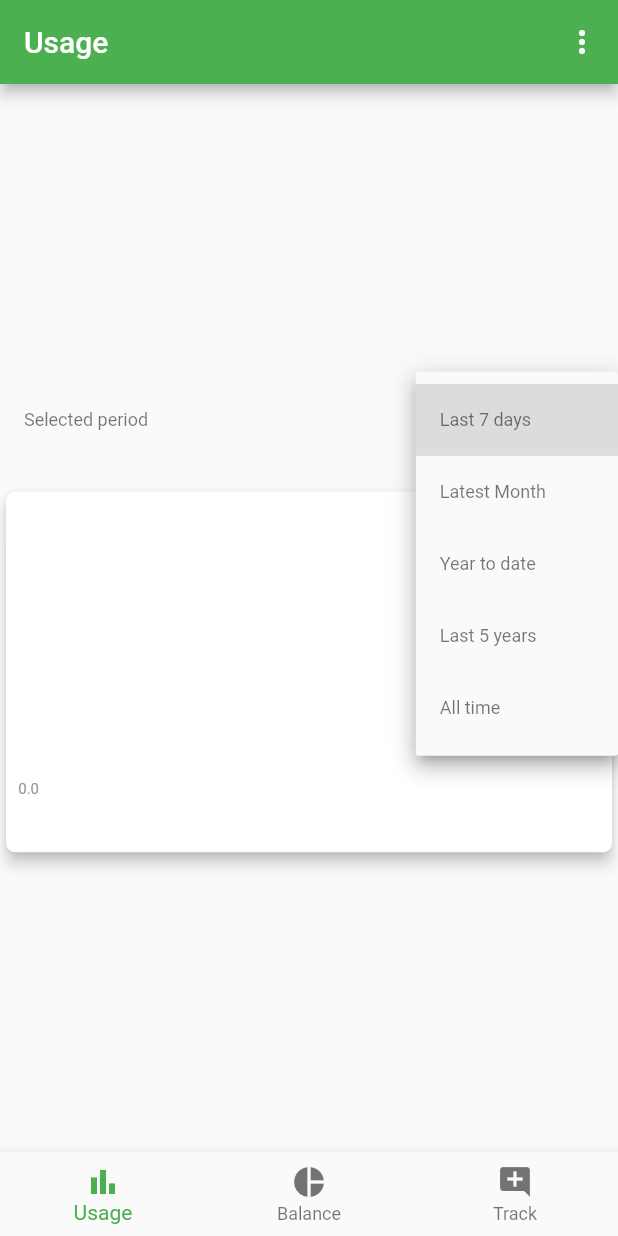
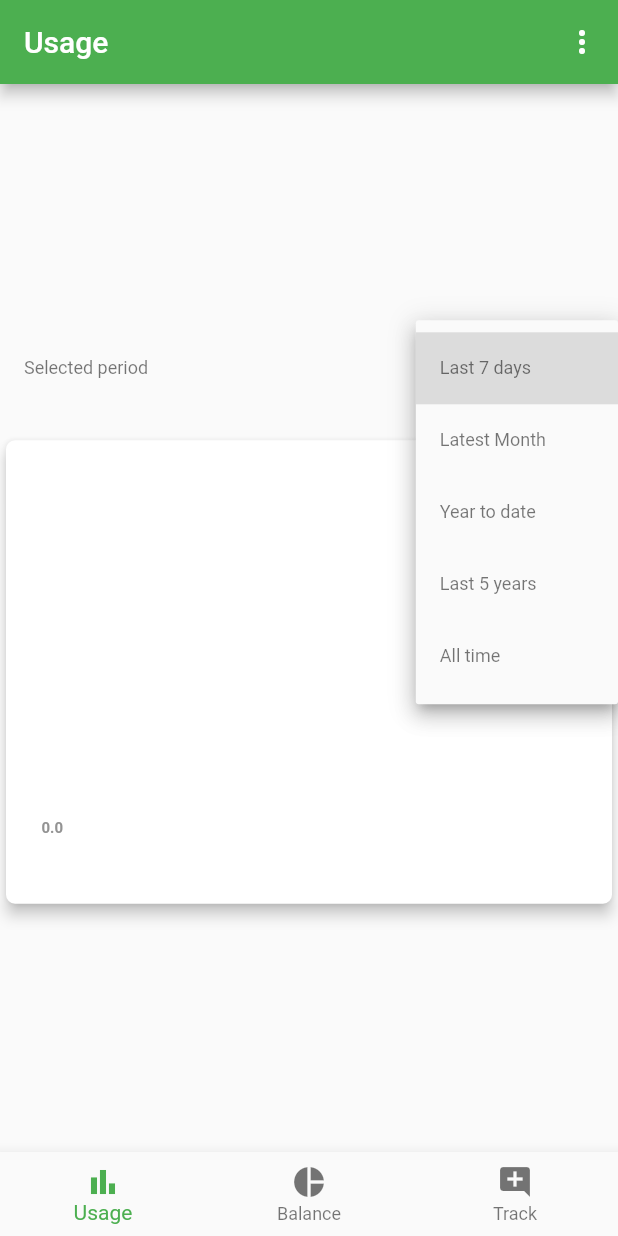
Before and after one commit to peculiaxyz/wasser, a Flutter app: the screen it shows after launch, after a tap on "Last 7 days", on a phone screen of 412 x 824 dp. Run offline on Flutter 3.47's test engine with Material 2 defaults, Android fonts, the phone set to English and light mode, and no system bars; drawn by our look-alikes of fl_chart; our stand-ins replace cloud_firestore, firebase_core, logger; accounts and stored records are empty.

Commit message:
use same chart container for all charts

```diff
--- a/lib/models/sample_period.model.dart
+++ b/lib/models/sample_period.model.dart
@@ -1,6 +1,7 @@
 import 'package:flutter/cupertino.dart';
 
 class SamplePeriodState with ChangeNotifier {
+  static const int DEFAULT_SAMPLE_SIZE = 7;
   static const PERIOD_LAST_7_DAYS = "Last 7 days";
   static const periods = const ["Last 7 days", "Latest Month", "Year to date", "Last 5 years", "All time"];
 
--- a/lib/screens/remaining_balance.screen.dart
+++ b/lib/screens/remaining_balance.screen.dart
@@ -4,6 +4,7 @@ import 'package:wasser/services/services_proxy.dart';
 import 'package:cloud_firestore/cloud_firestore.dart';
 import 'package:provider/provider.dart';
 import 'package:wasser/widgets/widgets.dart' show WasserLineChart;
+import 'package:wasser/shared/shared_proxy.dart' show Logging;
 
 class BalanceSummaryScreen extends StatefulWidget {
   final void Function(BuildContext context, int idx) navigator;
@@ -14,6 +15,7 @@ class BalanceSummaryScreen extends StatefulWidget {
 }
 
 class _BalanceSummaryScreenState extends State<BalanceSummaryScreen> {
+  var log = Logging.getLogger();
   String _samplePeriod = SamplePeriodState.periods[0];
   final _usageService = WaterUsageDataService();
   final _selectedPeriodTextStyle = TextStyle(fontSize: 12, color: Colors.black54);
@@ -38,8 +40,8 @@ class _BalanceSummaryScreenState extends State<BalanceSummaryScreen> {
       case SamplePeriodState.PERIOD_LAST_7_DAYS:
         return _usageService.getRecentUsageInfo(7);
       default:
-        print("Unsuported sample size");
-        break;
+        log.w("Unsuported sample size/period [$_samplePeriod]");
+        return _usageService.getRecentUsageInfo(SamplePeriodState.DEFAULT_SAMPLE_SIZE);
     }
   }
 
--- a/lib/screens/usage_summary.screen.dart
+++ b/lib/screens/usage_summary.screen.dart
@@ -6,6 +6,7 @@ import 'package:cloud_firestore/cloud_firestore.dart';
 import 'package:provider/provider.dart';
 import 'package:wasser/shared/shared_proxy.dart' show calculateWaterUsage;
 import 'package:wasser/widgets/widgets.dart';
+import 'package:wasser/shared/shared_proxy.dart' show Logging;
 
 class UsageSummaryScreen extends StatefulWidget {
   final void Function(BuildContext context, int idx) navigator;
@@ -16,6 +17,7 @@ class UsageSummaryScreen extends StatefulWidget {
 }
 
 class _UsageSummaryScreenState extends State<UsageSummaryScreen> {
+  var log = Logging.getLogger();
   String _samplePeriod = SamplePeriodState.periods[0];
   final _usageService = WaterUsageDataService();
   final _selectedPeriodTextStyle = TextStyle(fontSize: 12, color: Colors.black54);
@@ -41,8 +43,8 @@ class _UsageSummaryScreenState extends State<UsageSummaryScreen> {
       case SamplePeriodState.PERIOD_LAST_7_DAYS:
         return _usageService.getRecentUsageInfo(7);
       default:
-        print("Unsuported sample size");
-        break;
+        log.w("Unsuported sample size/period [$_samplePeriod]");
+        return _usageService.getRecentUsageInfo(SamplePeriodState.DEFAULT_SAMPLE_SIZE);
     }
   }
 
@@ -74,7 +76,7 @@ class _UsageSummaryScreenState extends State<UsageSummaryScreen> {
             builder: (BuildContext context, AsyncSnapshot<QuerySnapshot> snapshot) {
               if (!snapshot.hasData) return CircularProgressIndicator();
 
-              return BarChartSample4(
+              return WasserBarChart(
                 usageData: _mapToUsageModel(snapshot.data.docs),
               );
             },
--- a/lib/widgets/bar_chart.widget.dart
+++ b/lib/widgets/bar_chart.widget.dart
@@ -3,17 +3,18 @@ import 'package:flutter/material.dart';
 import 'package:intl/intl.dart';
 import 'package:provider/provider.dart';
 import 'package:wasser/models/models_proxy.dart';
+import 'package:wasser/widgets/widgets.dart';
 
-class BarChartSample4 extends StatefulWidget {
+class WasserBarChart extends StatefulWidget {
   final List<WaterUsage> usageData;
 
   @override
-  State<StatefulWidget> createState() => BarChartSample4State();
+  State<StatefulWidget> createState() => WasserBarChartState();
 
-  BarChartSample4({this.usageData});
+  WasserBarChart({this.usageData});
 }
 
-class BarChartSample4State extends State<BarChartSample4> {
+class WasserBarChartState extends State<WasserBarChart> {
   final Color dark = const Color(0xff3b8c75);
   final Color normal = const Color(0xff64caad);
   final Color light = const Color(0xff73e8c9);
@@ -46,15 +47,8 @@ class BarChartSample4State extends State<BarChartSample4> {
   Widget build(BuildContext context) {
     var chatTitle = context.watch<SamplePeriodState>().currentSamplePeriod;
 
-    return AspectRatio(
-      aspectRatio: 1.66,
-      child: Card(
-        elevation: 4,
-        shape: RoundedRectangleBorder(borderRadius: BorderRadius.circular(6)),
-        color: Colors.white,
-        child: Padding(
-          padding: const EdgeInsets.only(top: 16.0),
-          child: BarChart(
+    return WasserChartContainer(
+      chartWidget: BarChart(
         BarChartData(
           alignment: BarChartAlignment.center,
           barTouchData: BarTouchData(
@@ -64,24 +58,18 @@ class BarChartSample4State extends State<BarChartSample4> {
             show: true,
             bottomTitles: SideTitles(
               showTitles: true,
-                  getTextStyles: (value) => const TextStyle(color: Color(0xff939393), fontSize: 8),
+              getTextStyles: (value) => const TextStyle(color: Color(0xff939393), fontSize: 12),
               margin: 20,
-                  getTitles: (double value) {
-                    DateTime dt = xSeries[value.toInt()];
-                    return formatChatDate(dt);
-                  },
+              getTitles: getxAxisLabel,
             ),
             leftTitles: SideTitles(
-                  getTitles: (val) {
-                    if (val.toInt() % 150 != 0) return '';
-                    var value = val / 1000;
-                    return "$value";
-                  },
+              getTitles: getyAxisLabel,
               showTitles: true,
               getTextStyles: (value) => const TextStyle(
                   color: Color(
                     0xff939393,
                   ),
+                  fontWeight: FontWeight.bold,
                   fontSize: 10),
               margin: 0,
             ),
@@ -108,9 +96,18 @@ class BarChartSample4State extends State<BarChartSample4> {
           barGroups: getData(),
         ),
       ),
-        ),
-      ),
     );
+  }
+
+  String getxAxisLabel(double value) {
+    DateTime dt = xSeries[value.toInt()];
+    return DateFormat("EEE").format(dt);
+  }
+
+  String getyAxisLabel(double val) {
+    if (val.toInt() % 150 != 0) return '';
+    var value = val / 1000;
+    return "$value";
   }
 
   List<BarChartGroupData> getData() {
```
Lines whose indentation alone changed are shown as unchanged.
